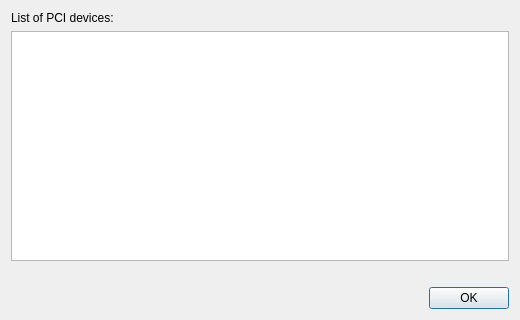
Above: src/qt/qt_pcidevicelist.ui from WNT50/86Box before the change. Below: the same form after it.
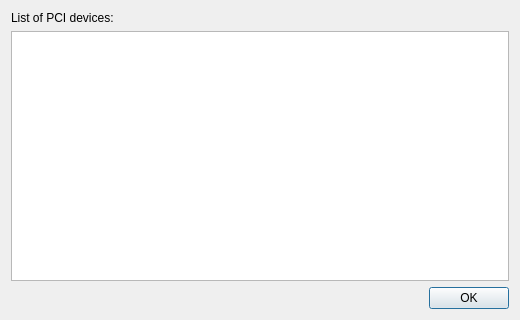
That is the form after the change.

Commit message:
ui: drop the status line from the PCI devices dialog
The list speaks for itself: the hint about slot binding and the counter for
cards that found no slot are gone, together with the counter behind them.

Patch:
```diff
--- a/src/qt/qt_pcidevicelist.ui
+++ b/src/qt/qt_pcidevicelist.ui
@@ -24,16 +24,6 @@
    <item>
     <widget class="QListWidget" name="listWidget"/>
    </item>
-   <item>
-    <widget class="QLabel" name="statusLabel">
-     <property name="wordWrap">
-      <bool>true</bool>
-     </property>
-     <property name="text">
-      <string/>
-     </property>
-    </widget>
-   </item>
    <item>
     <widget class="QDialogButtonBox" name="buttonBox">
      <property name="orientation">
```
The commit also changes 4 other files.
